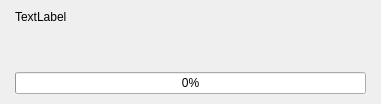
RPG-Paper-Maker/RPG-Paper-Maker, file Dialogs/dialogprogress.ui: the form before one commit.
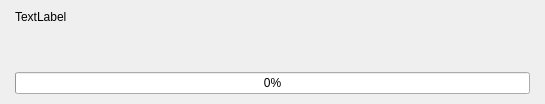
The form after the commit.

Commit message: Updating progress bar description

The edit to the form file:
```diff
--- a/Dialogs/dialogprogress.ui
+++ b/Dialogs/dialogprogress.ui
@@ -9,7 +9,7 @@
    <rect>
     <x>0</x>
     <y>0</y>
-    <width>381</width>
+    <width>545</width>
     <height>104</height>
    </rect>
   </property>
@@ -38,6 +38,18 @@
        </property>
       </widget>
      </item>
+     <item>
+      <widget class="QLabel" name="labelDescription">
+       <property name="font">
+        <font>
+         <pointsize>9</pointsize>
+        </font>
+       </property>
+       <property name="text">
+        <string/>
+       </property>
+      </widget>
+     </item>
      <item>
       <spacer name="verticalSpacer">
        <property name="orientation">
```
The commit also changes 6 other files.
